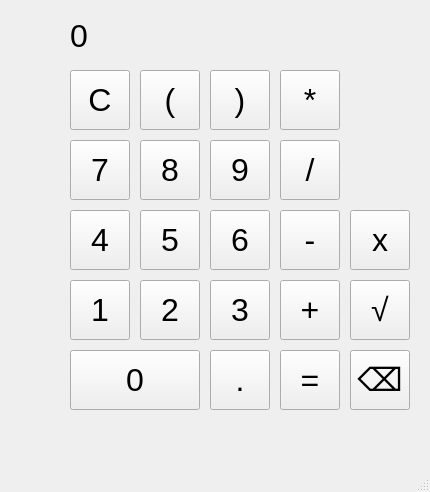
Above: integral-calculator/mainwindow.ui from yasha424/integral-calculator before the change. Below: the same form after it.
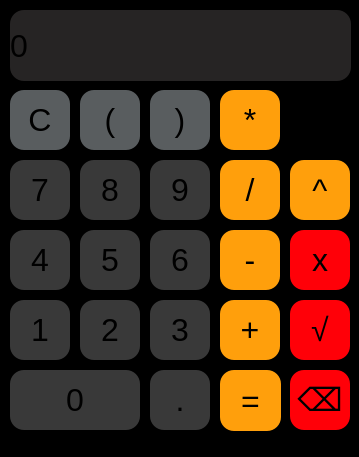
That is the form after the change.

```diff
--- a/integral-calculator/mainwindow.ui
+++ b/integral-calculator/mainwindow.ui
@@ -6,19 +6,25 @@
    <rect>
     <x>0</x>
     <y>0</y>
-    <width>430</width>
-    <height>492</height>
+    <width>359</width>
+    <height>457</height>
    </rect>
   </property>
   <property name="windowTitle">
    <string>MainWindow</string>
   </property>
+  <property name="styleSheet">
+   <string notr="true">background-color: rgb(0, 0, 0);</string>
+  </property>
+  <property name="tabShape">
+   <enum>QTabWidget::Rounded</enum>
+  </property>
   <widget class="QWidget" name="centralwidget">
    <widget class="QPushButton" name="zero">
     <property name="geometry">
      <rect>
-      <x>70</x>
-      <y>350</y>
+      <x>10</x>
+      <y>370</y>
       <width>130</width>
       <height>60</height>
      </rect>
@@ -34,6 +40,16 @@
     <property name="tabletTracking">
      <bool>true</bool>
     </property>
+    <property name="focusPolicy">
+     <enum>Qt::NoFocus</enum>
+    </property>
+    <property name="autoFillBackground">
+     <bool>false</bool>
+    </property>
+    <property name="styleSheet">
+     <string notr="true">background-color: rgb(57, 57, 57);
+border-radius: 14px;</string>
+    </property>
     <property name="text">
      <string>0</string>
     </property>
@@ -44,8 +60,8 @@
    <widget class="QPushButton" name="dot">
     <property name="geometry">
      <rect>
-      <x>210</x>
-      <y>350</y>
+      <x>150</x>
+      <y>370</y>
       <width>60</width>
       <height>60</height>
      </rect>
@@ -61,6 +77,16 @@
     <property name="tabletTracking">
      <bool>true</bool>
     </property>
+    <property name="focusPolicy">
+     <enum>Qt::NoFocus</enum>
+    </property>
+    <property name="autoFillBackground">
+     <bool>false</bool>
+    </property>
+    <property name="styleSheet">
+     <string notr="true">background-color: rgb(57, 57, 57);
+border-radius: 14px;</string>
+    </property>
     <property name="text">
      <string>.</string>
     </property>
@@ -71,10 +97,10 @@
    <widget class="QPushButton" name="equal">
     <property name="geometry">
      <rect>
-      <x>280</x>
-      <y>350</y>
-      <width>60</width>
-      <height>60</height>
+      <x>220</x>
+      <y>370</y>
+      <width>61</width>
+      <height>61</height>
      </rect>
     </property>
     <property name="font">
@@ -88,6 +114,19 @@
     <property name="tabletTracking">
      <bool>true</bool>
     </property>
+    <property name="focusPolicy">
+     <enum>Qt::NoFocus</enum>
+    </property>
+    <property name="layoutDirection">
+     <enum>Qt::LeftToRight</enum>
+    </property>
+    <property name="autoFillBackground">
+     <bool>false</bool>
+    </property>
+    <property name="styleSheet">
+     <string notr="true">background-color: rgb(255, 159, 12);
+border-radius: 14px;</string>
+    </property>
     <property name="text">
      <string>=</string>
     </property>
@@ -98,8 +137,8 @@
    <widget class="QPushButton" name="six">
     <property name="geometry">
      <rect>
-      <x>210</x>
-      <y>210</y>
+      <x>150</x>
+      <y>230</y>
       <width>60</width>
       <height>60</height>
      </rect>
@@ -115,6 +154,16 @@
     <property name="tabletTracking">
      <bool>true</bool>
     </property>
+    <property name="focusPolicy">
+     <enum>Qt::NoFocus</enum>
+    </property>
+    <property name="autoFillBackground">
+     <bool>false</bool>
+    </property>
+    <property name="styleSheet">
+     <string notr="true">background-color: rgb(57, 57, 57);
+border-radius: 14px;</string>
+    </property>
     <property name="text">
      <string>6</string>
     </property>
@@ -125,8 +174,8 @@
    <widget class="QPushButton" name="five">
     <property name="geometry">
      <rect>
-      <x>140</x>
-      <y>210</y>
+      <x>80</x>
+      <y>230</y>
       <width>60</width>
       <height>60</height>
      </rect>
@@ -142,6 +191,16 @@
     <property name="tabletTracking">
      <bool>true</bool>
     </property>
+    <property name="focusPolicy">
+     <enum>Qt::NoFocus</enum>
+    </property>
+    <property name="autoFillBackground">
+     <bool>false</bool>
+    </property>
+    <property name="styleSheet">
+     <string notr="true">background-color: rgb(57, 57, 57);
+border-radius: 14px;</string>
+    </property>
     <property name="text">
      <string>5</string>
     </property>
@@ -152,8 +211,8 @@
    <widget class="QPushButton" name="four">
     <property name="geometry">
      <rect>
-      <x>70</x>
-      <y>210</y>
+      <x>10</x>
+      <y>230</y>
       <width>60</width>
       <height>60</height>
      </rect>
@@ -169,6 +228,16 @@
     <property name="tabletTracking">
      <bool>true</bool>
     </property>
+    <property name="focusPolicy">
+     <enum>Qt::NoFocus</enum>
+    </property>
+    <property name="autoFillBackground">
+     <bool>false</bool>
+    </property>
+    <property name="styleSheet">
+     <string notr="true">background-color: rgb(57, 57, 57);
+border-radius: 14px;</string>
+    </property>
     <property name="text">
      <string>4</string>
     </property>
@@ -179,8 +248,8 @@
    <widget class="QPushButton" name="three">
     <property name="geometry">
      <rect>
-      <x>210</x>
-      <y>280</y>
+      <x>150</x>
+      <y>300</y>
       <width>60</width>
       <height>60</height>
      </rect>
@@ -196,6 +265,16 @@
     <property name="tabletTracking">
      <bool>true</bool>
     </property>
+    <property name="focusPolicy">
+     <enum>Qt::NoFocus</enum>
+    </property>
+    <property name="autoFillBackground">
+     <bool>false</bool>
+    </property>
+    <property name="styleSheet">
+     <string notr="true">background-color: rgb(57, 57, 57);
+border-radius: 14px;</string>
+    </property>
     <property name="text">
      <string>3</string>
     </property>
@@ -206,8 +285,8 @@
    <widget class="QPushButton" name="two">
     <property name="geometry">
      <rect>
-      <x>140</x>
-      <y>280</y>
+      <x>80</x>
+      <y>300</y>
       <width>60</width>
       <height>60</height>
      </rect>
@@ -223,6 +302,16 @@
     <property name="tabletTracking">
      <bool>true</bool>
     </property>
+    <property name="focusPolicy">
+     <enum>Qt::NoFocus</enum>
+    </property>
+    <property name="autoFillBackground">
+     <bool>false</bool>
+    </property>
+    <property name="styleSheet">
+     <string notr="true">background-color: rgb(57, 57, 57);
+border-radius: 14px;</string>
+    </property>
     <property name="text">
      <string>2</string>
     </property>
@@ -233,8 +322,8 @@
    <widget class="QPushButton" name="one">
     <property name="geometry">
      <rect>
-      <x>70</x>
-      <y>280</y>
+      <x>10</x>
+      <y>300</y>
       <width>60</width>
       <height>60</height>
      </rect>
@@ -250,6 +339,16 @@
     <property name="tabletTracking">
      <bool>true</bool>
     </property>
+    <property name="focusPolicy">
+     <enum>Qt::NoFocus</enum>
+    </property>
+    <property name="autoFillBackground">
+     <bool>false</bool>
+    </property>
+    <property name="styleSheet">
+     <string notr="true">background-color: rgb(57, 57, 57);
+border-radius: 14px;</string>
+    </property>
     <property name="text">
      <string>1</string>
     </property>
@@ -260,8 +359,8 @@
    <widget class="QPushButton" name="nine">
     <property name="geometry">
      <rect>
-      <x>210</x>
-      <y>140</y>
+      <x>150</x>
+      <y>160</y>
       <width>60</width>
       <height>60</height>
      </rect>
@@ -277,6 +376,16 @@
     <property name="tabletTracking">
      <bool>true</bool>
     </property>
+    <property name="focusPolicy">
+     <enum>Qt::NoFocus</enum>
+    </property>
+    <property name="autoFillBackground">
+     <bool>false</bool>
+    </property>
+    <property name="styleSheet">
+     <string notr="true">background-color: rgb(57, 57, 57);
+border-radius: 14px;</string>
+    </property>
     <property name="text">
      <string>9</string>
     </property>
@@ -287,8 +396,8 @@
    <widget class="QPushButton" name="eight">
     <property name="geometry">
      <rect>
-      <x>140</x>
-      <y>140</y>
+      <x>80</x>
+      <y>160</y>
       <width>60</width>
       <height>60</height>
      </rect>
@@ -304,6 +413,16 @@
     <property name="tabletTracking">
      <bool>true</bool>
     </property>
+    <property name="focusPolicy">
+     <enum>Qt::NoFocus</enum>
+    </property>
+    <property name="autoFillBackground">
+     <bool>false</bool>
+    </property>
+    <property name="styleSheet">
+     <string notr="true">background-color: rgb(57, 57, 57);
+border-radius: 14px;</string>
+    </property>
     <property name="text">
      <string>8</string>
     </property>
@@ -314,8 +433,8 @@
    <widget class="QPushButton" name="seven">
     <property name="geometry">
      <rect>
-      <x>70</x>
-      <y>140</y>
+      <x>10</x>
+      <y>160</y>
       <width>60</width>
       <height>60</height>
      </rect>
@@ -331,6 +450,16 @@
     <property name="tabletTracking">
      <bool>true</bool>
     </property>
+    <property name="focusPolicy">
+     <enum>Qt::NoFocus</enum>
+    </property>
+    <property name="autoFillBackground">
+     <bool>false</bool>
+    </property>
+    <property name="styleSheet">
+     <string notr="true">background-color: rgb(57, 57, 57);
+border-radius: 14px;</string>
+    </property>
     <property name="text">
      <string>7</string>
     </property>
@@ -341,8 +470,8 @@
    <widget class="QPushButton" name="mult">
     <property name="geometry">
      <rect>
-      <x>280</x>
-      <y>70</y>
+      <x>220</x>
+      <y>90</y>
       <width>60</width>
       <height>60</height>
      </rect>
@@ -356,11 +485,27 @@
      <bool>true</bool>
     </property>
     <property name="tabletTracking">
-     <bool>true</bool>
+     <bool>false</bool>
+    </property>
+    <property name="focusPolicy">
+     <enum>Qt::NoFocus</enum>
+    </property>
+    <property name="autoFillBackground">
+     <bool>false</bool>
+    </property>
+    <property name="styleSheet">
+     <string notr="true">background-color: rgb(255, 159, 12);
+border-radius: 14px;</string>
     </property>
     <property name="text">
      <string>*</string>
     </property>
+    <property name="autoDefault">
+     <bool>true</bool>
+    </property>
+    <property name="flat">
+     <bool>false</bool>
+    </property>
     <attribute name="buttonGroup">
      <string notr="true">buttonGroup_2</string>
     </attribute>
@@ -368,8 +513,8 @@
    <widget class="QPushButton" name="minus">
     <property name="geometry">
      <rect>
-      <x>280</x>
-      <y>210</y>
+      <x>220</x>
+      <y>230</y>
       <width>60</width>
       <height>60</height>
      </rect>
@@ -385,6 +530,16 @@
     <property name="tabletTracking">
      <bool>true</bool>
     </property>
+    <property name="focusPolicy">
+     <enum>Qt::NoFocus</enum>
+    </property>
+    <property name="autoFillBackground">
+     <bool>false</bool>
+    </property>
+    <property name="styleSheet">
+     <string notr="true">background-color: rgb(255, 159, 12);
+border-radius: 14px;</string>
+    </property>
     <property name="text">
      <string>-</string>
     </property>
@@ -395,8 +550,8 @@
    <widget class="QPushButton" name="plus">
     <property name="geometry">
      <rect>
-      <x>280</x>
-      <y>280</y>
+      <x>220</x>
+      <y>300</y>
       <width>60</width>
       <height>60</height>
      </rect>
@@ -412,6 +567,16 @@
     <property name="tabletTracking">
      <bool>true</bool>
     </property>
+    <property name="focusPolicy">
+     <enum>Qt::NoFocus</enum>
+    </property>
+    <property name="autoFillBackground">
+     <bool>false</bool>
+    </property>
+    <property name="styleSheet">
+     <string notr="true">background-color: rgb(255, 159, 12);
+border-radius: 14px;</string>
+    </property>
     <property name="text">
      <string>+</string>
     </property>
@@ -422,8 +587,8 @@
    <widget class="QPushButton" name="divide">
     <property name="geometry">
      <rect>
-      <x>280</x>
-      <y>140</y>
+      <x>220</x>
+      <y>160</y>
       <width>60</width>
       <height>60</height>
      </rect>
@@ -439,6 +604,16 @@
     <property name="tabletTracking">
      <bool>true</bool>
     </property>
+    <property name="focusPolicy">
+     <enum>Qt::NoFocus</enum>
+    </property>
+    <property name="autoFillBackground">
+     <bool>false</bool>
+    </property>
+    <property name="styleSheet">
+     <string notr="true">background-color: rgb(255, 159, 12);
+border-radius: 14px;</string>
+    </property>
     <property name="text">
      <string>/</string>
     </property>
@@ -449,8 +624,8 @@
    <widget class="QPushButton" name="closeBracket">
     <property name="geometry">
      <rect>
-      <x>210</x>
-      <y>70</y>
+      <x>150</x>
+      <y>90</y>
       <width>60</width>
       <height>60</height>
      </rect>
@@ -466,6 +641,16 @@
     <property name="tabletTracking">
      <bool>true</bool>
     </property>
+    <property name="focusPolicy">
+     <enum>Qt::NoFocus</enum>
+    </property>
+    <property name="autoFillBackground">
+     <bool>false</bool>
+    </property>
+    <property name="styleSheet">
+     <string notr="true">background-color: rgb(89, 93, 95);
+border-radius: 14px;</string>
+    </property>
     <property name="text">
      <string>)</string>
     </property>
@@ -476,8 +661,8 @@
    <widget class="QPushButton" name="openBracket">
     <property name="geometry">
      <rect>
-      <x>140</x>
-      <y>70</y>
+      <x>80</x>
+      <y>90</y>
       <width>60</width>
       <height>60</height>
      </rect>
@@ -493,6 +678,16 @@
     <property name="tabletTracking">
      <bool>true</bool>
     </property>
+    <property name="focusPolicy">
+     <enum>Qt::NoFocus</enum>
+    </property>
+    <property name="autoFillBackground">
+     <bool>false</bool>
+    </property>
+    <property name="styleSheet">
+     <string notr="true">background-color: rgb(89, 93, 95);
+border-radius: 14px;</string>
+    </property>
     <property name="text">
      <string>(</string>
     </property>
@@ -503,8 +698,8 @@
    <widget class="QPushButton" name="clear">
     <property name="geometry">
      <rect>
-      <x>70</x>
-      <y>70</y>
+      <x>10</x>
+      <y>90</y>
       <width>60</width>
       <height>60</height>
      </rect>
@@ -520,6 +715,16 @@
     <property name="tabletTracking">
      <bool>true</bool>
     </property>
+    <property name="focusPolicy">
+     <enum>Qt::NoFocus</enum>
+    </property>
+    <property name="autoFillBackground">
+     <bool>false</bool>
+    </property>
+    <property name="styleSheet">
+     <string notr="true">background-color: rgb(89, 93, 95);
+border-radius: 14px;</string>
+    </property>
     <property name="text">
      <string>C</string>
     </property>
@@ -530,10 +735,10 @@
    <widget class="QLabel" name="label">
     <property name="geometry">
      <rect>
-      <x>70</x>
+      <x>10</x>
       <y>10</y>
       <width>341</width>
-      <height>51</height>
+      <height>71</height>
      </rect>
     </property>
     <property name="font">
@@ -551,7 +756,11 @@
      <enum>Qt::RightToLeft</enum>
     </property>
     <property name="autoFillBackground">
-     <bool>true</bool>
+     <bool>false</bool>
+    </property>
+    <property name="styleSheet">
+     <string notr="true">background-color: rgb(38, 36, 36);
+border-radius: 14px;</string>
     </property>
     <property name="text">
      <string>0</string>
@@ -560,8 +769,8 @@
    <widget class="QPushButton" name="delet">
     <property name="geometry">
      <rect>
-      <x>350</x>
-      <y>350</y>
+      <x>290</x>
+      <y>370</y>
       <width>60</width>
       <height>60</height>
      </rect>
@@ -577,6 +786,16 @@
     <property name="tabletTracking">
      <bool>true</bool>
     </property>
+    <property name="focusPolicy">
+     <enum>Qt::NoFocus</enum>
+    </property>
+    <property name="autoFillBackground">
+     <bool>false</bool>
+    </property>
+    <property name="styleSheet">
+     <string notr="true">background-color: rgb(255, 0, 8);
+border-radius: 14px;</string>
+    </property>
     <property name="text">
      <string>⌫</string>
     </property>
@@ -587,8 +806,8 @@
    <widget class="QPushButton" name="sqrt">
     <property name="geometry">
      <rect>
-      <x>350</x>
-      <y>280</y>
+      <x>290</x>
+      <y>300</y>
       <width>60</width>
       <height>60</height>
      </rect>
@@ -604,6 +823,16 @@
     <property name="tabletTracking">
      <bool>true</bool>
     </property>
+    <property name="focusPolicy">
+     <enum>Qt::NoFocus</enum>
+    </property>
+    <property name="autoFillBackground">
+     <bool>false</bool>
+    </property>
+    <property name="styleSheet">
+     <string notr="true">background-color: rgb(255, 0, 8);
+border-radius: 14px;</string>
+    </property>
     <property name="text">
      <string>√</string>
     </property>
@@ -611,8 +840,8 @@
    <widget class="QPushButton" name="x_but">
     <property name="geometry">
      <rect>
-      <x>350</x>
-      <y>210</y>
+      <x>290</x>
+      <y>230</y>
       <width>60</width>
       <height>60</height>
      </rect>
@@ -628,10 +857,57 @@
     <property name="tabletTracking">
      <bool>true</bool>
     </property>
+    <property name="focusPolicy">
+     <enum>Qt::NoFocus</enum>
+    </property>
+    <property name="autoFillBackground">
+     <bool>false</bool>
+    </property>
+    <property name="styleSheet">
+     <string notr="true">background-color: rgb(255, 0, 8);
+border-radius: 14px;</string>
+    </property>
     <property name="text">
      <string>x</string>
     </property>
    </widget>
+   <widget class="QPushButton" name="pow">
+    <property name="geometry">
+     <rect>
+      <x>290</x>
+      <y>160</y>
+      <width>60</width>
+      <height>60</height>
+     </rect>
+    </property>
+    <property name="font">
+     <font>
+      <pointsize>24</pointsize>
+     </font>
+    </property>
+    <property name="cursor">
+     <cursorShape>PointingHandCursor</cursorShape>
+    </property>
+    <property name="mouseTracking">
+     <bool>true</bool>
+    </property>
+    <property name="tabletTracking">
+     <bool>true</bool>
+    </property>
+    <property name="focusPolicy">
+     <enum>Qt::NoFocus</enum>
+    </property>
+    <property name="autoFillBackground">
+     <bool>false</bool>
+    </property>
+    <property name="styleSheet">
+     <string notr="true">background-color: rgb(255, 159, 12);
+border-radius: 14px;</string>
+    </property>
+    <property name="text">
+     <string>^</string>
+    </property>
+   </widget>
   </widget>
   <widget class="QStatusBar" name="statusbar"/>
  </widget>
```
Left out of the diff: 68 changed lines with no effect on the pictures.
